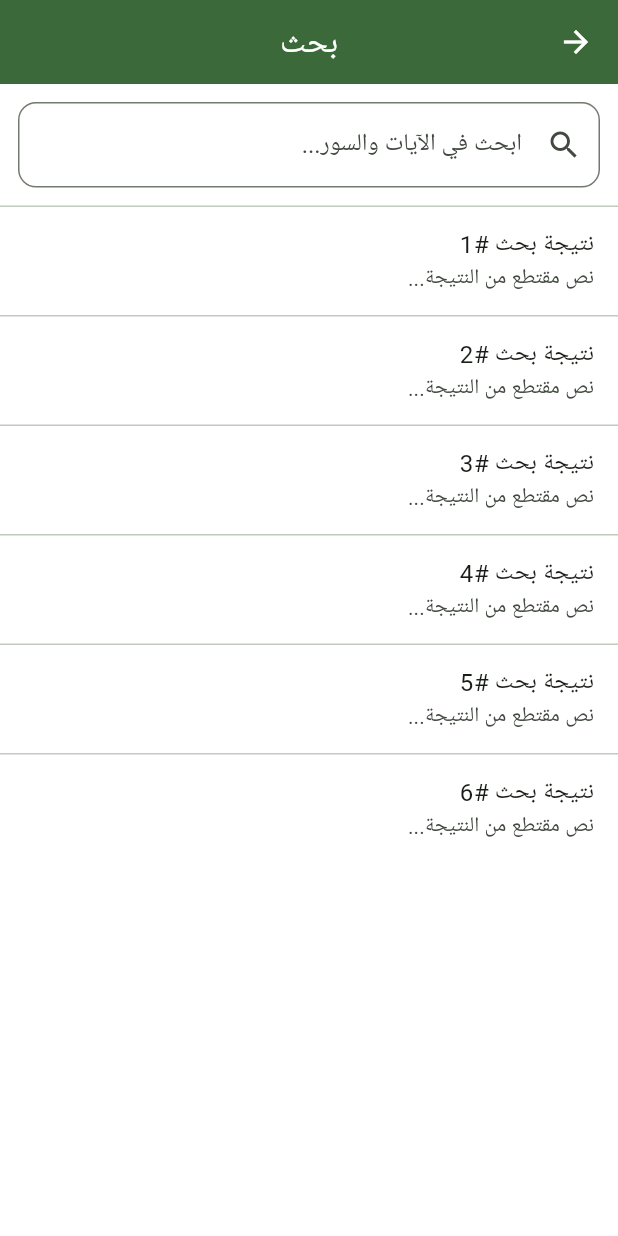
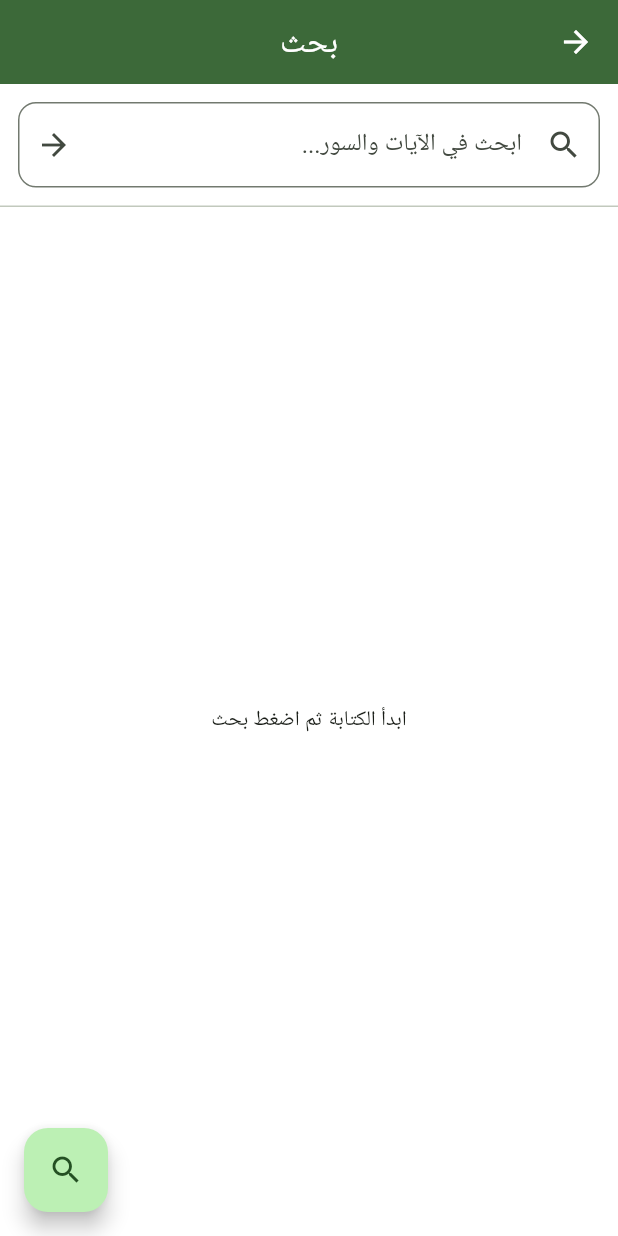
Before and after one commit to IbrahimElshishtawy/QuranGlow, a Flutter app: the screen it shows after launch, scrolled down 576 dp, after a tap on "بحث", on a phone screen of 412 x 824 dp. Run offline on Flutter 3.47's test engine with Material 3 defaults, Android fonts, the light colour scheme and no system bars; our stand-ins replace connectivity_plus, dio, flutter_riverpod, google_fonts, hive, just_audio and 5 more; accounts and stored records are empty.

Commit message:
Update search_page.dart

```diff
--- a/quranglow/lib/features/ui/pages/search/search_page.dart
+++ b/quranglow/lib/features/ui/pages/search/search_page.dart
@@ -1,17 +1,65 @@
+// lib/features/ui/pages/search/search_page.dart
 import 'package:flutter/material.dart';
+import 'package:flutter_riverpod/flutter_riverpod.dart';
+import 'package:quranglow/core/di/providers.dart';
+import 'package:quranglow/features/ui/pages/mushaf/mushaf_page.dart';
 
-class SearchPage extends StatefulWidget {
+class SearchHit {
+  final int surah;
+  final int ayah;
+  final String surahName;
+  final String text;
+  const SearchHit({
+    required this.surah,
+    required this.ayah,
+    required this.surahName,
+    required this.text,
+  });
+  factory SearchHit.fromMap(Map<String, dynamic> m) => SearchHit(
+    surah: (m['surahNumber'] as num).toInt(),
+    ayah: (m['ayahNumber'] as num).toInt(),
+    surahName: m['surahName'] as String,
+    text: m['text'] as String,
+  );
+}
+
+final _editionIdProvider = Provider<String>((_) => 'quran-uthmani');
+
+final searchResultsProvider = FutureProvider.autoDispose
+    .family<List<SearchHit>, String>((ref, query) async {
+      if (query.trim().isEmpty) return const [];
+      final service = ref.read(quranServiceProvider);
+      final editionId = ref.read(_editionIdProvider);
+      final raw = await service.searchAyat(query.trim(), editionId: editionId);
+      return (raw as List)
+          .cast<Map<String, dynamic>>()
+          .map(SearchHit.fromMap)
+          .toList(growable: false);
+    });
+
+class SearchPage extends ConsumerStatefulWidget {
   const SearchPage({super.key});
   @override
-  State<SearchPage> createState() => _SearchPageState();
+  ConsumerState<SearchPage> createState() => _SearchPageState();
 }
 
-class _SearchPageState extends State<SearchPage> {
+class _SearchPageState extends ConsumerState<SearchPage> {
   final _c = TextEditingController();
+  String _q = '';
+
+  @override
+  void dispose() {
+    _c.dispose();
+    super.dispose();
+  }
+
+  void _submit([String? _]) {
+    setState(() => _q = _c.text);
+  }
 
   @override
   Widget build(BuildContext context) {
-    final results = List.generate(6, (i) => 'نتيجة بحث #${i + 1}');
+    final asyncResults = ref.watch(searchResultsProvider(_q));
     return Directionality(
       textDirection: TextDirection.rtl,
       child: Scaffold(
@@ -22,31 +70,86 @@ class _SearchPageState extends State<SearchPage> {
               padding: const EdgeInsets.all(12),
               child: TextField(
                 controller: _c,
+                textInputAction: TextInputAction.search,
                 decoration: InputDecoration(
                   hintText: 'ابحث في الآيات والسور...',
                   prefixIcon: const Icon(Icons.search),
+                  suffixIcon: IconButton(
+                    onPressed: _submit,
+                    icon: const Icon(Icons.arrow_back),
+                    tooltip: 'بحث',
+                  ),
                   border: OutlineInputBorder(
                     borderRadius: BorderRadius.circular(12),
                   ),
                 ),
-                onSubmitted: (_) => setState(() {}),
+                onSubmitted: _submit,
               ),
             ),
             const Divider(height: 1),
             Expanded(
-              child: ListView.separated(
-                itemCount: results.length,
-                separatorBuilder: (_, __) => const Divider(height: 1),
-                itemBuilder: (_, i) => ListTile(
-                  title: Text(results[i]),
-                  subtitle: const Text('نص مقتطع من النتيجة...'),
-                  onTap: () {},
+              child: asyncResults.when(
+                data: (results) {
+                  if (_q.isEmpty) return const _IdleState();
+                  if (results.isEmpty) return const _EmptyState();
+                  return ListView.separated(
+                    itemCount: results.length,
+                    separatorBuilder: (_, __) => const Divider(height: 1),
+                    itemBuilder: (_, i) {
+                      final r = results[i];
+                      return ListTile(
+                        title: Text(r.text, textDirection: TextDirection.rtl),
+                        subtitle: Text('${r.surahName} • ${r.surah}:${r.ayah}'),
+                        trailing: const Icon(Icons.chevron_left),
+                        onTap: () {
+                          Navigator.of(context).push(
+                            MaterialPageRoute(
+                              builder: (_) => MushafPage(
+                                chapter: r.surah,
+                                editionId: ref.read(_editionIdProvider),
+                              ),
+                            ),
+                          );
+                        },
+                      );
+                    },
+                  );
+                },
+                loading: () => const Center(child: CircularProgressIndicator()),
+                error: (e, _) => Center(
+                  child: Padding(
+                    padding: const EdgeInsets.all(16),
+                    child: Text(
+                      'حدث خطأ أثناء البحث: $e',
+                      textAlign: TextAlign.center,
+                    ),
+                  ),
                 ),
               ),
             ),
           ],
         ),
+        floatingActionButton: FloatingActionButton(
+          onPressed: _submit,
+          child: const Icon(Icons.search),
+        ),
       ),
     );
   }
 }
+
+class _IdleState extends StatelessWidget {
+  const _IdleState();
+  @override
+  Widget build(BuildContext context) {
+    return const Center(child: Text('ابدأ الكتابة ثم اضغط بحث'));
+  }
+}
+
+class _EmptyState extends StatelessWidget {
+  const _EmptyState();
+  @override
+  Widget build(BuildContext context) {
+    return const Center(child: Text('لا توجد نتائج مطابقة'));
+  }
+}
```
